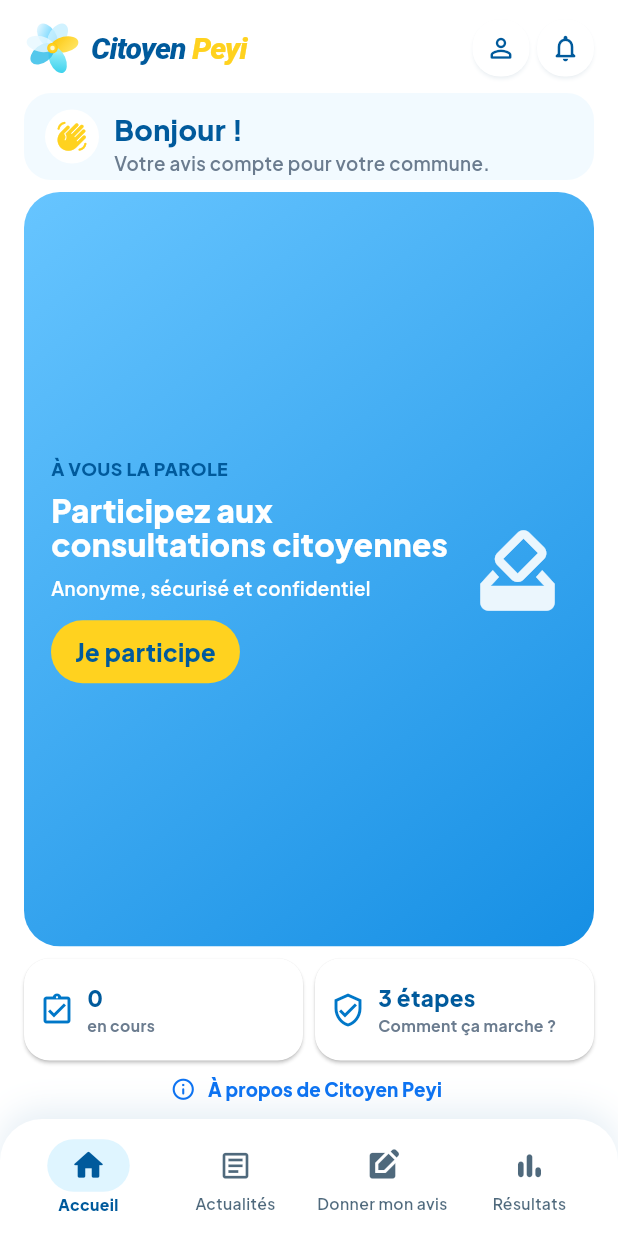
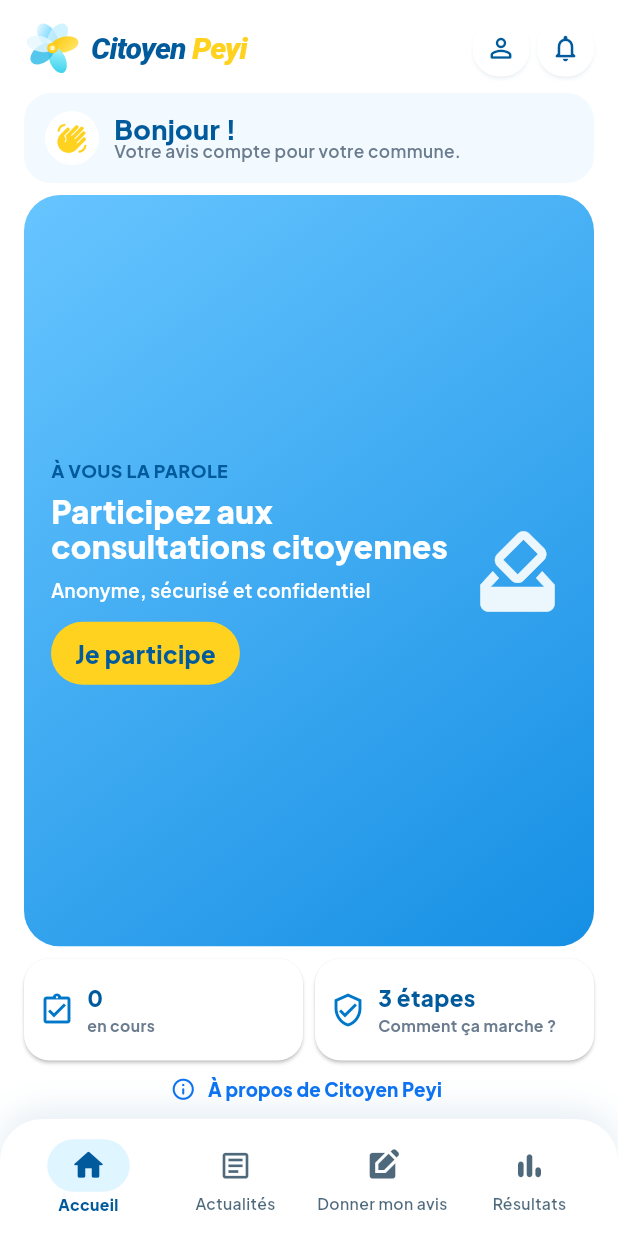
Before and after one commit to stef25fwi/citoyen-peyi, a Flutter app: the CitizenHomePage screen opened by its route, on a phone screen of 412 x 824 dp. Run offline on Flutter 3.47's test engine with Material 3 defaults, Android fonts, the phone set to English and light mode, and no system bars; our stand-ins replace cloud_firestore, firebase_auth, firebase_core, firebase_messaging, fl_chart, flutter_svg and 4 more; missing offline and left inert: dart:html, firebase_app_check; accounts and stored records are empty.

Commit message:
style: valide et formate accueil notifications activité

```diff
--- a/flutter_app/lib/pages/citizen/citizen_home_page.dart
+++ b/flutter_app/lib/pages/citizen/citizen_home_page.dart
@@ -1,3 +1,5 @@
+import 'dart:async';
+
 import 'package:flutter/material.dart';
 import 'package:flutter/services.dart';
 import 'package:flutter_svg/flutter_svg.dart';
@@ -340,9 +342,7 @@ class _NotificationActionState extends State<_NotificationAction> {
   }
 
   Future<void> _openNotifications() async {
-    await _service.check();
-    if (!mounted) return;
-
+    unawaited(_service.check());
     final selected = await showModalBottomSheet<CitizenNotificationItem>(
       context: context,
       isScrollControlled: true,
@@ -376,7 +376,8 @@ class _NotificationActionState extends State<_NotificationAction> {
                 right: -2,
                 top: -4,
                 child: Container(
-                  constraints: const BoxConstraints(minWidth: 18, minHeight: 18),
+                  constraints:
+                      const BoxConstraints(minWidth: 18, minHeight: 18),
                   padding: const EdgeInsets.symmetric(horizontal: 4),
                   alignment: Alignment.center,
                   decoration: const BoxDecoration(
@@ -523,8 +524,8 @@ class _CompactWelcome extends StatelessWidget {
   Widget build(BuildContext context) {
     return Container(
       width: double.infinity,
-      height: dense ? 48 : 58,
-      padding: EdgeInsets.symmetric(horizontal: 14, vertical: dense ? 7 : 10),
+      height: dense ? 46 : 60,
+      padding: EdgeInsets.symmetric(horizontal: 14, vertical: dense ? 5 : 6),
       decoration: BoxDecoration(
         color: CitizenDesignTokens.lightBlue,
         borderRadius: BorderRadius.circular(18),
@@ -550,7 +551,8 @@ class _CompactWelcome extends StatelessWidget {
                   'Bonjour !',
                   style: TextStyle(
                     color: CitizenDesignTokens.deepBlue,
-                    fontSize: dense ? 17 : 19,
+                    fontSize: dense ? 16 : 18,
+                    height: 1,
                     fontWeight: FontWeight.w900,
                   ),
                 ),
@@ -561,7 +563,8 @@ class _CompactWelcome extends StatelessWidget {
                     overflow: TextOverflow.ellipsis,
                     style: TextStyle(
                       color: CitizenDesignTokens.textMuted,
-                      fontSize: 12.5,
+                      fontSize: 11.5,
+                      height: 1,
                       fontWeight: FontWeight.w600,
                     ),
                   ),
@@ -916,9 +919,17 @@ class _WideHowItWorks extends StatelessWidget {
             SizedBox(height: 14),
             Row(
               children: [
-                Expanded(child: _WideStep(icon: Icons.edit_outlined, label: '1. Je participe')),
-                Expanded(child: _WideStep(icon: Icons.lock_outline_rounded, label: '2. C’est anonyme')),
-                Expanded(child: _WideStep(icon: Icons.bar_chart_rounded, label: '3. Je vois les résultats')),
+                Expanded(
+                    child: _WideStep(
+                        icon: Icons.edit_outlined, label: '1. Je participe')),
+                Expanded(
+                    child: _WideStep(
+                        icon: Icons.lock_outline_rounded,
+                        label: '2. C’est anonyme')),
+                Expanded(
+                    child: _WideStep(
+                        icon: Icons.bar_chart_rounded,
+                        label: '3. Je vois les résultats')),
               ],
             ),
           ],
--- a/flutter_app/lib/pages/controller_profile_page.dart
+++ b/flutter_app/lib/pages/controller_profile_page.dart
@@ -28,7 +28,7 @@ class _ControllerProfilePageState extends State<ControllerProfilePage>
     _tabController = TabController(
       length: 2,
       vsync: this,
-      initialIndex: widget.initialTab.clamp(0, 1),
+      initialIndex: widget.initialTab.clamp(0, 1).toInt(),
     );
     _load();
   }
@@ -310,7 +310,7 @@ class _ActivityMetric extends StatelessWidget {
   @override
   Widget build(BuildContext context) {
     return SizedBox(
-      width: width.clamp(140, 280),
+      width: width.clamp(140.0, 280.0).toDouble(),
       child: Card(
         child: Padding(
           padding: const EdgeInsets.all(14),
```
Also changed, not shown: flutter_app/lib/services/new_poll_badge_service.dart (+9 -6 lines).
